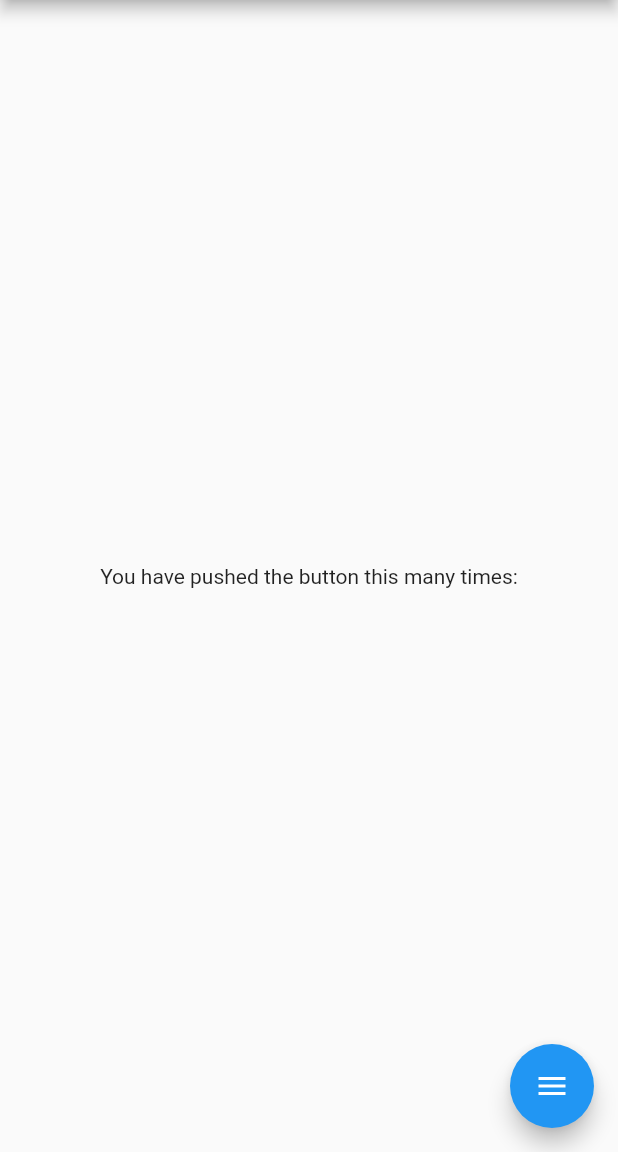
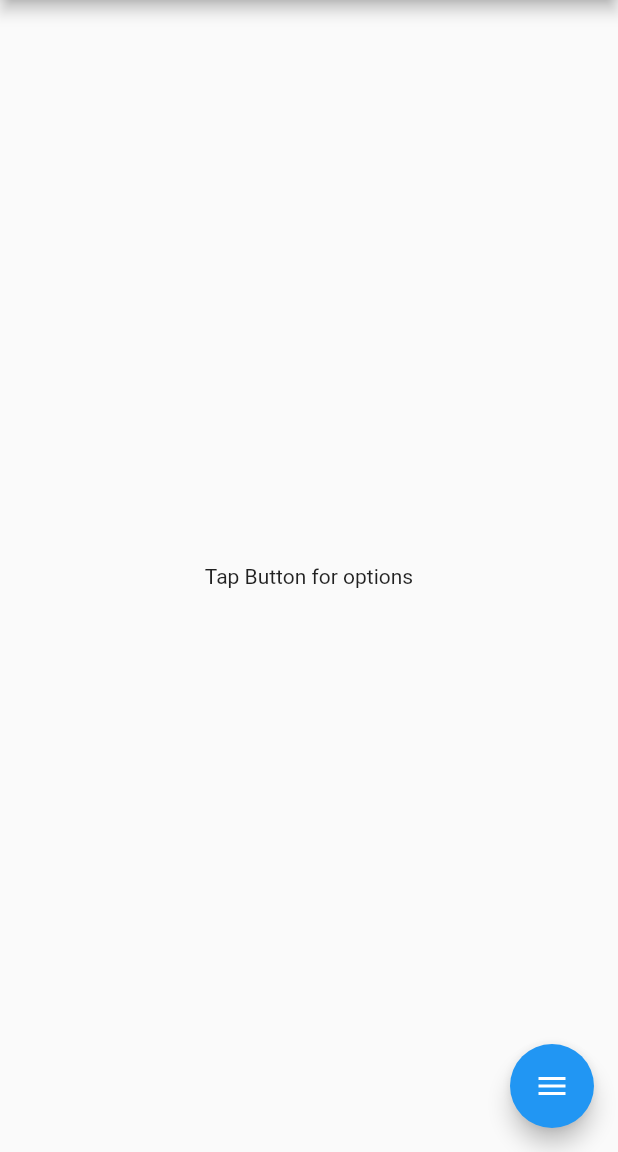
Before and after one commit to GitHubStuff/qrapp, a Flutter app: the screen it shows after launch, on a phone screen of 412 x 824 dp, the part 84-1236 px from its top. Run offline on Flutter 3.47's test engine with Material 2 defaults, Android fonts, the phone set to English and light mode, and no system bars; drawn by our look-alikes of flutter_speed_dial; our stand-ins replace dartz, qr_flutter; missing offline and left inert: qr_code_scanner.

Commit message:
minor ui fixes

```diff
--- a/lib/main.dart
+++ b/lib/main.dart
@@ -1,7 +1,7 @@
 import 'package:flutter/material.dart';
 import 'package:flutter_speed_dial/flutter_speed_dial.dart';
 
-import 'classes/random_string.dart' as S;
+import 'classes/random_string.dart' as str;
 import 'screens/qr_generator.dart';
 import 'screens/qr_scanner.dart';
 
@@ -46,7 +46,7 @@ class _MyHomePageState extends State<MyHomePage> {
           mainAxisAlignment: MainAxisAlignment.center,
           children: const <Widget>[
             Text(
-              'You have pushed the button this many times:',
+              'Tap Button for options',
             ),
           ],
         ),
@@ -60,7 +60,7 @@ class _MyHomePageState extends State<MyHomePage> {
             child: const Icon(Icons.qr_code),
             label: 'Generate QR Code',
             onTap: () {
-              final String randomText = S.getRandomString(15);
+              final String randomText = str.getRandomString(15);
               Navigator.push(
                 context,
                 MaterialPageRoute(
```
